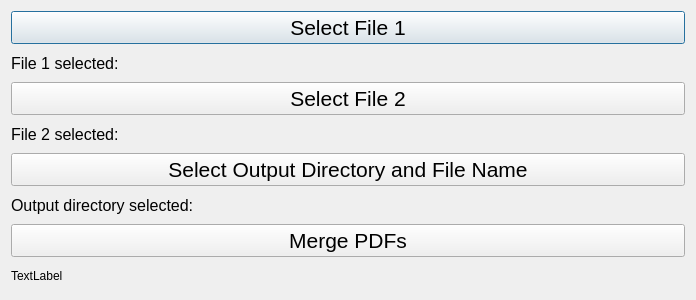
Before: the Qt Designer form venv/MergePDF_UI_Designer.ui in dmarcanio/pdf_merger, drawn with Qt 5.
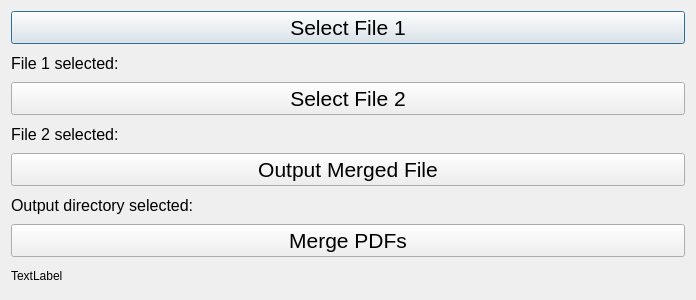
After: the same form once the commit is applied.

Commit message: save state: PROGRAM WORKS!

What changed in the file:
```diff
--- a/venv/MergePDF_UI_Designer.ui
+++ b/venv/MergePDF_UI_Designer.ui
@@ -73,7 +73,7 @@
       </font>
      </property>
      <property name="text">
-      <string>Select Output Directory and File Name</string>
+      <string>Output Merged File</string>
      </property>
     </widget>
    </item>
```
The commit also changes 1 other file.
